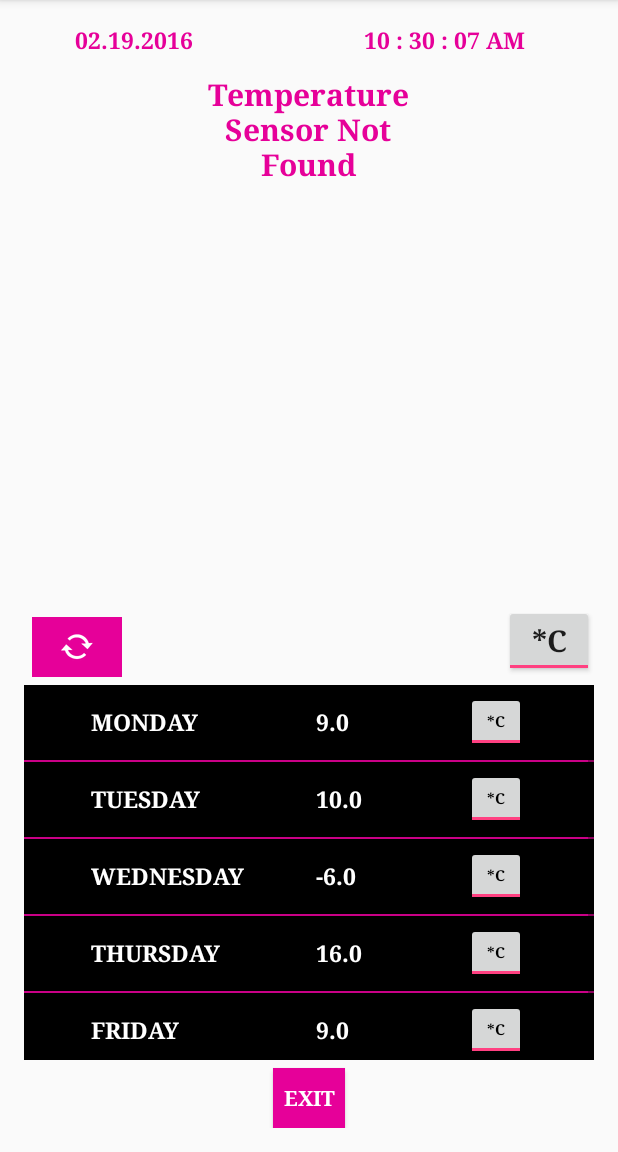
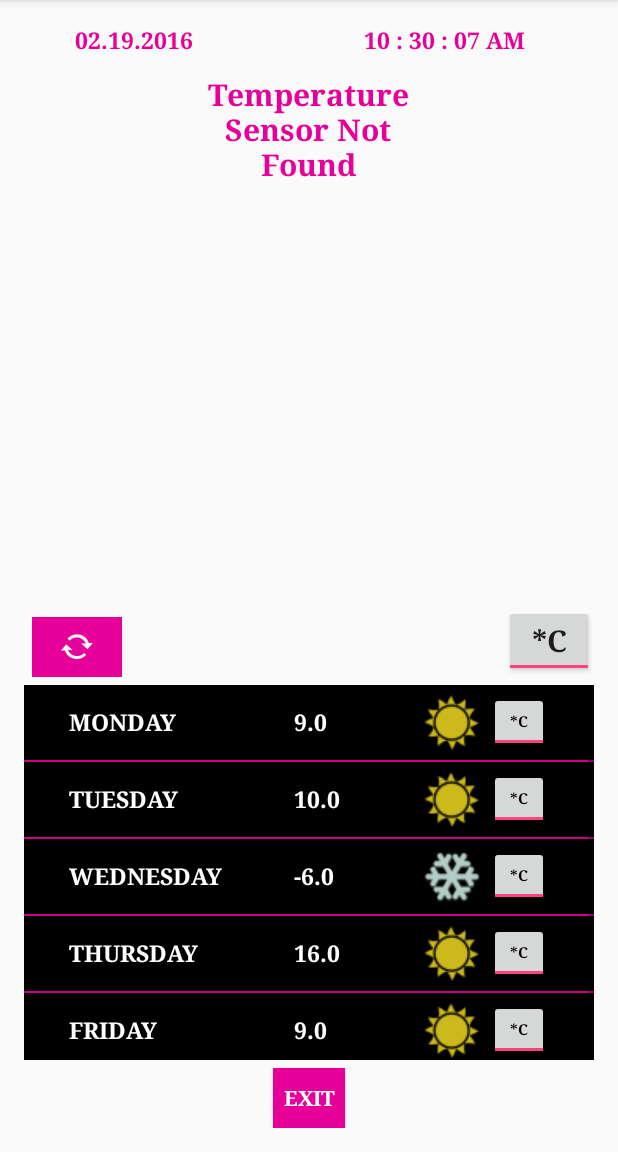
Before and after one commit to madamvixen/TempO, an Android app: the screen it shows after launch (MainActivity), on a phone screen of 412 x 824 dp, the part 84-1236 px from its top. Run offline under Robolectric (Android 15) with nearby library versions, the phone set to English and light mode, and no system bars; 1 statement that could not run was skipped.

Commit message:
V3.2: Image icons added UI changed slightly

```diff
--- a/app/src/main/java/com/codingtest/malabika/tempo/MainActivity.java
+++ b/app/src/main/java/com/codingtest/malabika/tempo/MainActivity.java
@@ -16,8 +16,10 @@ import android.widget.BaseAdapter;
 import android.widget.Button;
 import android.widget.CompoundButton;
 import android.widget.ImageButton;
+import android.widget.ImageView;
 import android.widget.ListAdapter;
 import android.widget.ListView;
+import android.widget.Switch;
 import android.widget.TextView;
 import android.widget.Toast;
 import android.widget.ToggleButton;
@@ -59,8 +61,9 @@ public class MainActivity extends AppCompatActivity implements SensorEventListen
 
 
     double[] temperatureValues = new double[5];
+    double[] temperatureIconValues = new double[5];
     String[] weekdays_list = {"MONDAY", "TUESDAY", "WEDNESDAY", "THURSDAY", "FRIDAY"};
-    boolean[] unitToggleStateAll = new boolean[5];
+    boolean[] unitToggleStateAll = new boolean[5]; // for the state of the separate buttons for each day
     ArrayList<String> temperatureValue_List = new ArrayList<>();
 
     SensorManager sensorManager;
@@ -195,20 +198,22 @@ public class MainActivity extends AppCompatActivity implements SensorEventListen
         Context context;
         LayoutInflater layoutInflater;
 
-        ArrayList<String> tempValues = new ArrayList<>();
-        String[] weekdays = new String[5];
+        ArrayList<String> t_valueList = new ArrayList<>();
+        String[] w_dayArray = new String[5];
         boolean[] unitToggleState = new boolean[5];
 
         TextView temperatureTextView;
         TextView weekDayText;
+        ImageView tempIconView;
         ToggleButton Btn_CelsiusFahrToggle;
+
 
         //Constructor for custom adapter, taking the present unit values(from the button), and the Temperature values
         public listArrayAdapter(Context context,String[] weekdayvalues, boolean[] btnStateValues, ArrayList<String> values) {
 
             this.context = context;
-            this.tempValues = values;
-            this.weekdays = weekdayvalues;
+            this.t_valueList = values;
+            this.w_dayArray = weekdayvalues;
 
             if(btnStateValues!=null)
                 this.unitToggleState = btnStateValues; //Loading previous button state values.
@@ -219,12 +224,12 @@ public class MainActivity extends AppCompatActivity implements SensorEventListen
             layoutInflater = (LayoutInflater)context.getSystemService(LAYOUT_INFLATER_SERVICE); //Get the Layout Inflater
 
             unitToggleStateAll = unitToggleState;
-            temperatureValue_List = tempValues;
+            temperatureValue_List = t_valueList;
         }
 
         @Override
         public int getCount() {
-            return tempValues.size();
+            return t_valueList.size();
         }
 
         @Override
@@ -245,13 +250,24 @@ public class MainActivity extends AppCompatActivity implements SensorEventListen
             //Initialise UI elements for the custom list view
             temperatureTextView = (TextView)tempRowView.findViewById(R.id.weekday_temp_text);
             weekDayText = (TextView) tempRowView.findViewById(R.id.weekday_name_text);
+            tempIconView = (ImageView) tempRowView.findViewById(R.id.imageIconView);
             Btn_CelsiusFahrToggle = (ToggleButton) tempRowView.findViewById(R.id.cel_fahr_toggle);
 
             //Populate List with values generated
-            temperatureTextView.setText(tempValues.get(position));
-            weekDayText.setText(weekdays[position]);
+            temperatureTextView.setText(t_valueList.get(position));
+            weekDayText.setText(w_dayArray[position]);
             Btn_CelsiusFahrToggle.setChecked(unitToggleState[position]);
 
+            //Check if the temperature is above or below 0 degrees celsius and change icon accordingly
+            //Take copy of originally generated array as fixed data
+            double t_value = temperatureIconValues[position];
+
+            if(t_value >= -20 && t_value <= 0) {
+               tempIconView.setImageResource(R.drawable.ic_lowtemp);
+            }
+            else {
+                tempIconView.setImageResource(R.drawable.ic_hightemp);
+            }
 
             /**
              * Additional Button implementation:
@@ -263,8 +279,8 @@ public class MainActivity extends AppCompatActivity implements SensorEventListen
                 public void onCheckedChanged(CompoundButton buttonView, boolean isChecked) {
 
                     unitToggleState[position] = !unitToggleState[position]; //Toggle button state
-                    String str = tempValues.get(position);
-                    tempValues.set(position, String.valueOf(tempconvmethod(Double.parseDouble(str), isChecked))); //Calling the Native C++ function to perform conversion
+                    String str = t_valueList.get(position);
+                    t_valueList.set(position, String.valueOf(tempconvmethod(Double.parseDouble(str), isChecked))); //Calling the Native C++ function to perform conversion
 
                     notifyDataSetChanged();
                 }
@@ -273,7 +289,7 @@ public class MainActivity extends AppCompatActivity implements SensorEventListen
             //Saving temperature values and button states from storing in bundle
             //useful when restoring activity state
             unitToggleStateAll = unitToggleState;
-            temperatureValue_List = tempValues;
+            temperatureValue_List = t_valueList;
 
             return tempRowView;
         }
@@ -313,9 +329,11 @@ public class MainActivity extends AppCompatActivity implements SensorEventListen
         for(int i = 0; i < temperatureValues.length; i++)
         {
             temperatureValues[i] = Min + (int)(Math.random() * ((Max - Min) + 1));
+            temperatureIconValues[i]  = temperatureValues[i];
             Log.e(TAG, "Temperature is: "+ temperatureValues[i]);
             temperatureValue_List.add(Double.toString(temperatureValues[i]));
         }
+
     }
 
     @Override
--- a/app/src/main/res/layout/custom_list_view.xml
+++ b/app/src/main/res/layout/custom_list_view.xml
@@ -19,7 +19,7 @@
 
     <TextView
         android:id="@+id/weekday_temp_text"
-        android:layout_width="100dp"
+        android:layout_width="80dp"
         android:layout_height="50dp"
         android:textStyle="bold"
         android:textSize="15sp"
@@ -27,6 +27,12 @@
         android:gravity="center_vertical"
         android:typeface="serif"
         android:textColor="#ffffff" />
+
+    <ImageView
+        android:layout_width="50dp"
+        android:layout_height="50dp"
+        android:id="@+id/imageIconView"
+        android:src="@android:drawable/ic_dialog_alert" />
 
     <ToggleButton
         android:layout_width="40dp"
```
Also changed, not shown: app/src/main/res/drawable-hdpi/ic_hightemp.png (added), app/src/main/res/drawable-hdpi/ic_lowtemp.png (added), app/src/main/res/drawable-hdpi/temp_drop.png (added), app/src/main/res/drawable-hdpi/temp_high.png (added), app/src/main/res/drawable-mdpi/ic_hightemp.png (added), app/src/main/res/drawable-mdpi/ic_lowtemp.png (added), app/src/main/res/drawable-mdpi/temp_drop.png (added), app/src/main/res/drawable-mdpi/temp_high.png (added), app/src/main/res/drawable-xhdpi/ic_hightemp.png (added), app/src/main/res/drawable-xhdpi/ic_lowtemp.png (added), app/src/main/res/drawable-xhdpi/temp_drop.png (added), app/src/main/res/drawable-xhdpi/temp_high.png (added), app/src/main/res/drawable-xxhdpi/ic_hightemp.png (added), app/src/main/res/drawable-xxhdpi/ic_lowtemp.png (added), 2 more files, 29 other files.
